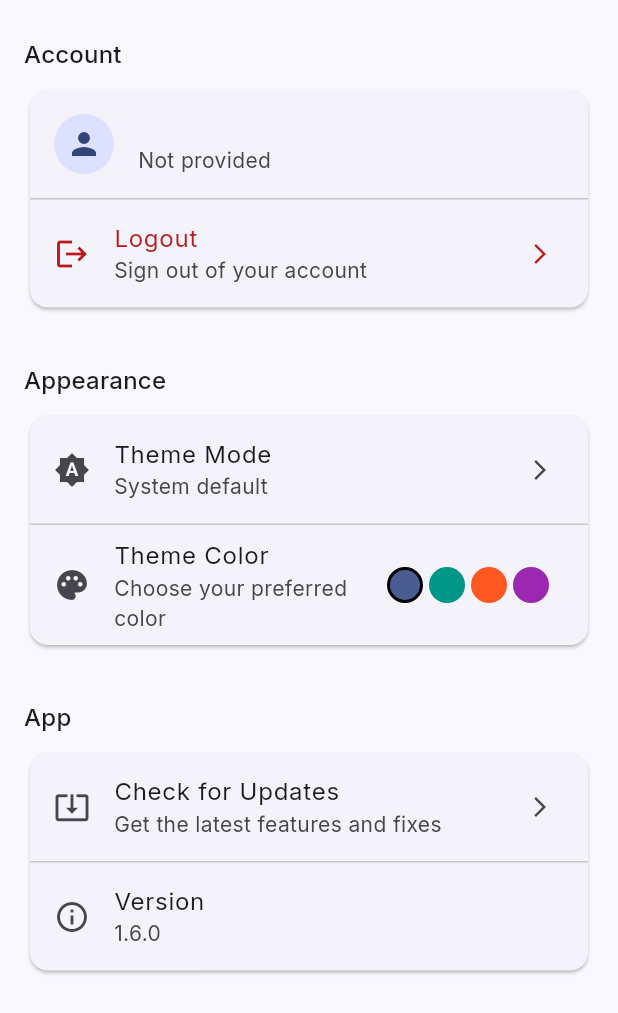
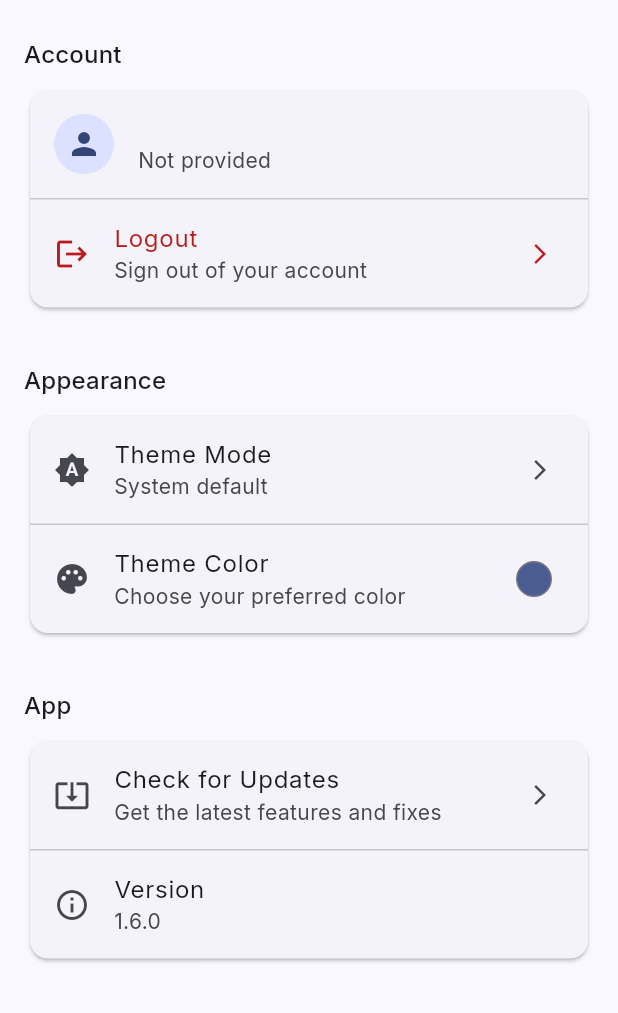
Before and after one commit to nathan101000/openly, a Flutter app: the SettingsScreen screen opened directly, on a phone screen of 412 x 824 dp. Shown: the top 1013 px of the screen. Run offline on Flutter 3.47's test engine with Material 3 defaults, Android fonts, the phone set to English and light mode, and no system bars; our stand-ins replace flutter_markdown, google_fonts, local_auth, package_info_plus, permission_handler, pull_to_refresh and 1 more; missing offline and left inert: expressive_loading_indicator, flex_color_picker, ota_update; accounts and stored records are empty.

Commit message:
feat(settings_screen): add color picker for theme customization

```diff
--- a/lib/screens/settings_screen.dart
+++ b/lib/screens/settings_screen.dart
@@ -3,6 +3,7 @@ import 'package:provider/provider.dart';
 import '../providers/auth_provider.dart';
 import '../providers/theme_provider.dart';
 import '../services/update_service.dart';
+import 'package:flex_color_picker/flex_color_picker.dart';
 import 'package:package_info_plus/package_info_plus.dart';
 
 class SettingsScreen extends StatelessWidget {
@@ -76,37 +77,17 @@ class SettingsScreen extends StatelessWidget {
                       leading: const Icon(Icons.palette),
                       title: const Text('Theme Color'),
                       subtitle: const Text('Choose your preferred color'),
-                      trailing: Row(
-                        mainAxisSize: MainAxisSize.min,
-                        children: [
-                          for (final color in [
-                            const Color(0xff4b5c92),
-                            Colors.teal,
-                            Colors.deepOrange,
-                            Colors.purple
-                          ])
-                            GestureDetector(
-                              onTap: () => theme.updateSeedColor(color),
-                              child: Container(
-                                margin:
-                                    const EdgeInsets.symmetric(horizontal: 2),
-                                width: 24,
-                                height: 24,
-                                decoration: BoxDecoration(
-                                  color: color,
-                                  shape: BoxShape.circle,
-                                  border: Border.all(
-                                    color: theme.seedColor.toARGB32() ==
-                                            color.toARGB32()
-                                        ? Colors.black
-                                        : Colors.transparent,
-                                    width: 2,
-                                  ),
-                                ),
-                              ),
-                            ),
-                        ],
+                      trailing: Container(
+                        width: 24,
+                        height: 24,
+                        decoration: BoxDecoration(
+                          color: theme.seedColor,
+                          shape: BoxShape.circle,
+                          border:
+                              Border.all(color: Theme.of(context).dividerColor),
+                        ),
                       ),
+                      onTap: () => _showColorPicker(context, theme),
                     ),
                   ],
                 ),
@@ -151,6 +132,51 @@ class SettingsScreen extends StatelessWidget {
           );
         },
       ),
+    );
+  }
+
+  void _showColorPicker(BuildContext context, ThemeProvider theme) async {
+    Color selected = theme.seedColor;
+
+    await showDialog<void>(
+      context: context,
+      builder: (ctx) {
+        return AlertDialog(
+          title: const Text('Pick theme color'),
+          content: SingleChildScrollView(
+            child: SizedBox(
+              width: 320,
+              child: ColorPicker(
+                color: selected,
+                onColorChanged: (c) => selected = c,
+                showColorName: false,
+                showColorCode: false,
+                enableOpacity: false,
+              ),
+            ),
+          ),
+          actions: [
+            TextButton(
+              onPressed: () => Navigator.of(ctx).pop(),
+              style: TextButton.styleFrom(
+                foregroundColor: Theme.of(ctx).colorScheme.onSurface,
+              ),
+              child: const Text('Cancel'),
+            ),
+            ElevatedButton(
+              onPressed: () {
+                theme.updateSeedColor(selected);
+                Navigator.of(ctx).pop();
+              },
+              style: ElevatedButton.styleFrom(
+                backgroundColor: Theme.of(ctx).colorScheme.primary,
+                foregroundColor: Theme.of(ctx).colorScheme.onPrimary,
+              ),
+              child: const Text('Select'),
+            ),
+          ],
+        );
+      },
     );
   }
 
--- a/pubspec.yaml
+++ b/pubspec.yaml
@@ -19,6 +19,7 @@ dependencies:
   package_info_plus: ^8.3.0
   permission_handler: ^12.0.1
   expressive_loading_indicator: ^0.0.1
+  flex_color_picker: ^3.7.1
   pull_to_refresh: ^2.0.0
   flutter_markdown: ^0.7.3
 flutter:
```
Also changed, not shown: pubspec.lock.
